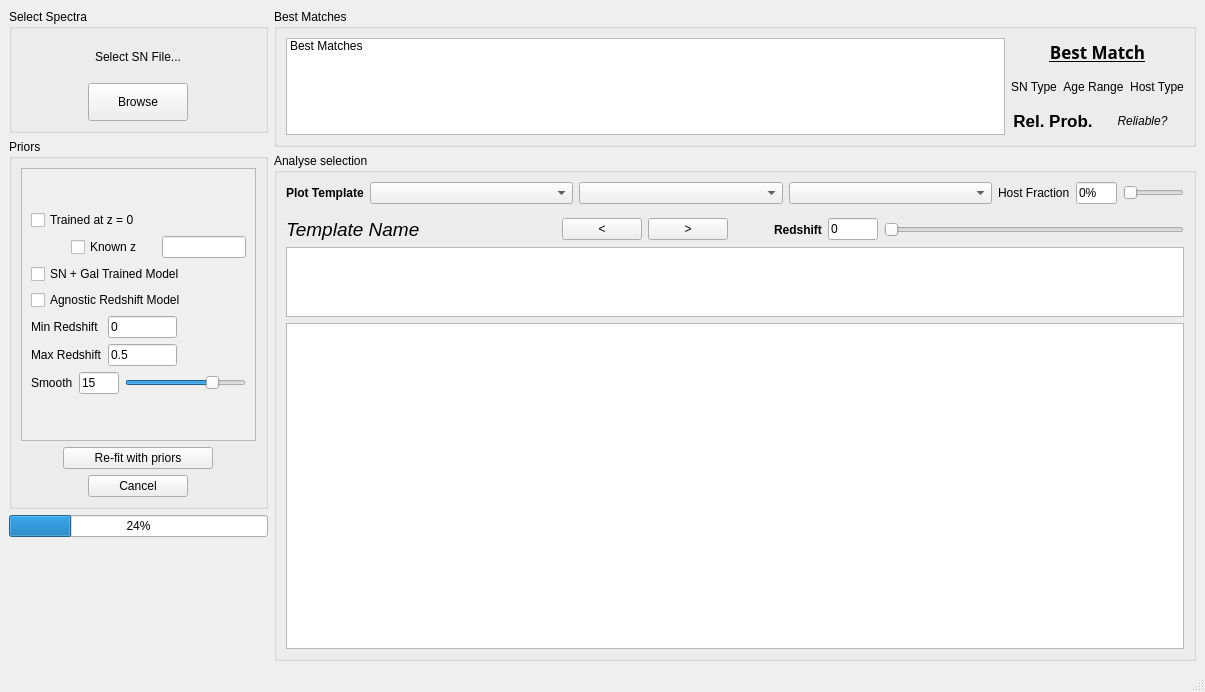
Above: dash/design.ui from daniel-muthukrishna/astrodash before the change. Below: the same form after it.
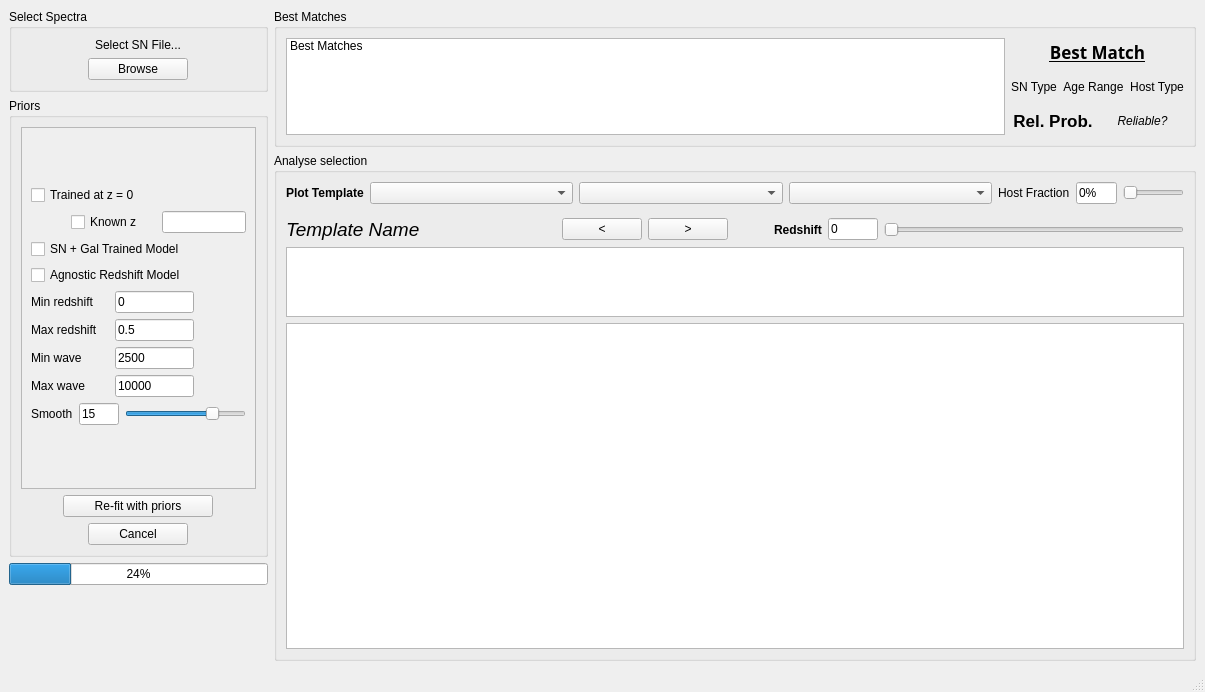
That is the form after the change. Custom widgets are drawn as their Qt base class.

Commit message: Added minWave and maxWave user-selections

Diff of the .ui file:
```diff
--- a/dash/design.ui
+++ b/dash/design.ui
@@ -16,7 +16,7 @@
   <widget class="QWidget" name="centralwidget">
    <layout class="QHBoxLayout" name="horizontalLayout_3" stretch="9,32">
     <item>
-     <layout class="QVBoxLayout" name="verticalLayout" stretch="1,3,1,1">
+     <layout class="QVBoxLayout" name="verticalLayout" stretch="1,6,1,1">
       <property name="sizeConstraint">
        <enum>QLayout::SetMaximumSize</enum>
       </property>
@@ -98,7 +98,7 @@
               <x>0</x>
               <y>0</y>
               <width>223</width>
-              <height>212</height>
+              <height>273</height>
              </rect>
             </property>
             <layout class="QVBoxLayout" name="verticalLayout_4" stretch="0">
@@ -187,30 +187,22 @@
                 </widget>
                </item>
                <item>
-                <layout class="QGridLayout" name="gridLayout" columnstretch="1,1,1" columnminimumwidth="0,0,0">
+                <layout class="QGridLayout" name="gridLayout" columnstretch="3,3,2" columnminimumwidth="0,0,0">
                  <property name="topMargin">
                   <number>0</number>
                  </property>
-                 <item row="1" column="0">
-                  <widget class="QLabel" name="label_2">
-                   <property name="text">
-                    <string>Max Redshift</string>
+                 <item row="1" column="2">
+                  <spacer name="horizontalSpacer_5">
+                   <property name="orientation">
+                    <enum>Qt::Horizontal</enum>
                    </property>
-                  </widget>
-                 </item>
-                 <item row="0" column="1">
-                  <widget class="QLineEdit" name="lineEditMinZ">
-                   <property name="text">
-                    <string>0</string>
+                   <property name="sizeHint" stdset="0">
+                    <size>
+                     <width>40</width>
+                     <height>20</height>
+                    </size>
                    </property>
-                  </widget>
-                 </item>
-                 <item row="0" column="0">
-                  <widget class="QLabel" name="label">
-                   <property name="text">
-                    <string>Min Redshift</string>
-                   </property>
-                  </widget>
+                  </spacer>
                  </item>
                  <item row="1" column="1">
                   <widget class="QLineEdit" name="lineEditMaxZ">
@@ -232,8 +224,70 @@
                    </property>
                   </spacer>
                  </item>
-                 <item row="1" column="2">
-                  <spacer name="horizontalSpacer_5">
+                 <item row="3" column="0">
+                  <widget class="QLabel" name="label_8">
+                   <property name="text">
+                    <string>Max wave</string>
+                   </property>
+                  </widget>
+                 </item>
+                 <item row="0" column="1">
+                  <widget class="QLineEdit" name="lineEditMinZ">
+                   <property name="text">
+                    <string>0</string>
+                   </property>
+                  </widget>
+                 </item>
+                 <item row="1" column="0">
+                  <widget class="QLabel" name="label_2">
+                   <property name="text">
+                    <string>Max redshift</string>
+                   </property>
+                  </widget>
+                 </item>
+                 <item row="0" column="0">
+                  <widget class="QLabel" name="label">
+                   <property name="text">
+                    <string>Min redshift</string>
+                   </property>
+                  </widget>
+                 </item>
+                 <item row="2" column="0">
+                  <widget class="QLabel" name="label_7">
+                   <property name="text">
+                    <string>Min wave</string>
+                   </property>
+                  </widget>
+                 </item>
+                 <item row="2" column="1">
+                  <widget class="QLineEdit" name="lineEditMinWave">
+                   <property name="text">
+                    <string>2500</string>
+                   </property>
+                  </widget>
+                 </item>
+                 <item row="3" column="1">
+                  <widget class="QLineEdit" name="lineEditMaxWave">
+                   <property name="text">
+                    <string>10000</string>
+                   </property>
+                  </widget>
+                 </item>
+                 <item row="2" column="2">
+                  <spacer name="horizontalSpacer_6">
+                   <property name="orientation">
+                    <enum>Qt::Horizontal</enum>
+                   </property>
+                   <property name="sizeHint" stdset="0">
+                    <size>
+                     <width>40</width>
+                     <height>20</height>
+                    </size>
+                   </property>
+                  </spacer>
+                 </item>
+                 <item row="3" column="2">
+                  <spacer name="horizontalSpacer_7">
                    <property name="orientation">
                     <enum>Qt::Horizontal</enum>
                    </property>
```
The commit also changes 7 other files.
